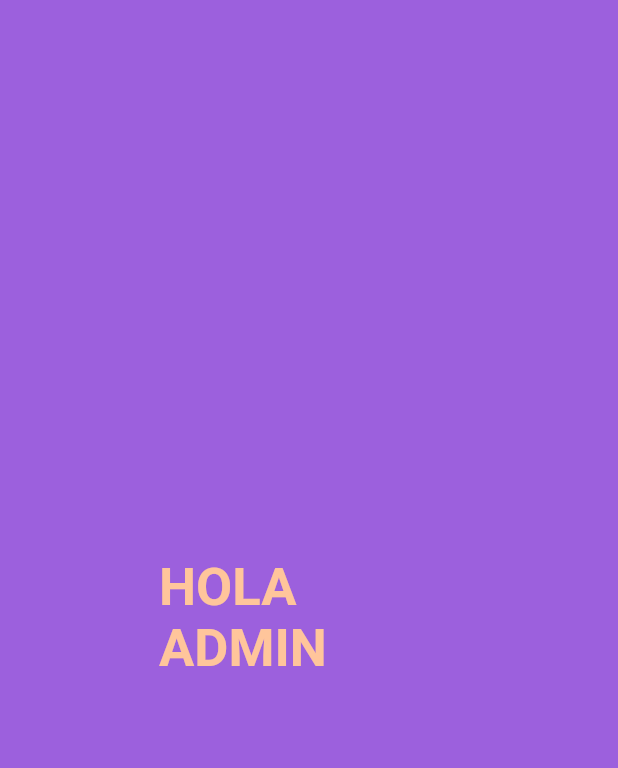
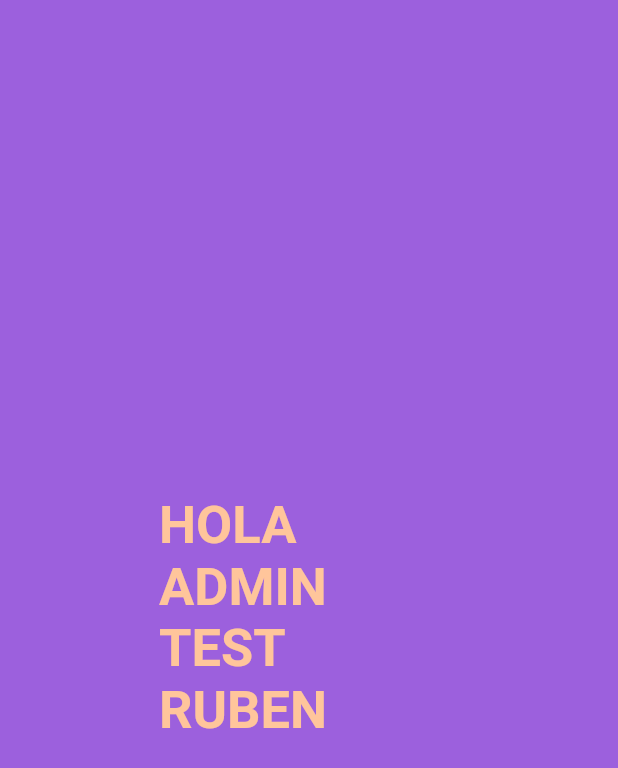
Before and after one commit to Rubenamesaf/VisualHome, a Flutter app: the HomeAdminPage screen opened directly, on a phone screen of 412 x 824 dp. Shown: the top 768 px of the screen. Run offline on Flutter 3.47's test engine with Material 2 defaults, Android fonts, the light colour scheme and no system bars; our stand-ins replace firebase_auth, firebase_core, flutter_svg, get, google_fonts, hexcolor and 1 more; accounts and stored records are empty.

Commit message:
Cambio de Ruben

```diff
--- a/lib/view/homeAdmin.view.dart
+++ b/lib/view/homeAdmin.view.dart
@@ -14,7 +14,7 @@ class HomeAdminPage extends StatelessWidget {
           height: 200,
           alignment: Alignment.center,
           child: Text(
-            'HOLA ADMIN',
+            'HOLA ADMIN TEST RUBEN',
             style: TextStyle(
               color: GlobalColors.mainColor,
               fontSize: 35,
```
